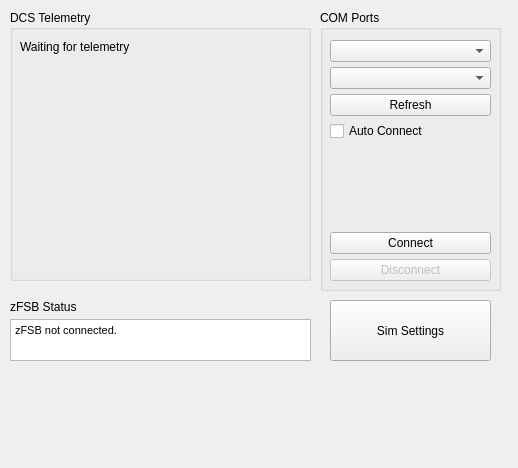
The window that zTelem.ui (zinjguo/zTelem) describes before a commit, drawn with Qt 5.
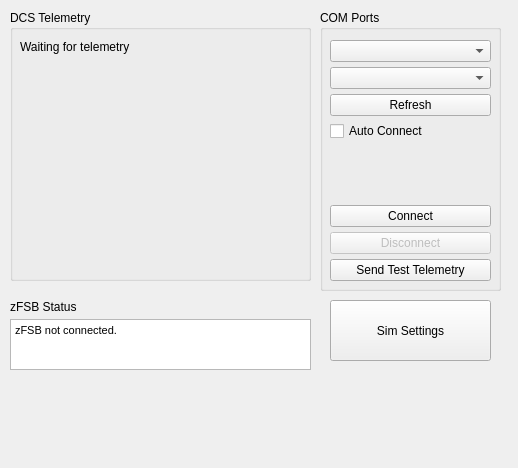
The same window after the commit.

Commit message: Added test telemetry function 	modified:   config.ini 	modified:   main.py 	modified:   serialHandler.py 	modified:   telemManager.py 	modified:   zTelem.ui

```diff
--- a/zTelem.ui
+++ b/zTelem.ui
@@ -119,6 +119,13 @@
         </property>
        </widget>
       </item>
+      <item>
+       <widget class="QPushButton" name="testSend">
+        <property name="text">
+         <string>Send Test Telemetry</string>
+        </property>
+       </widget>
+      </item>
      </layout>
     </widget>
    </widget>
@@ -163,7 +170,7 @@
       <x>10</x>
       <y>300</y>
       <width>301</width>
-      <height>61</height>
+      <height>70</height>
      </rect>
     </property>
     <layout class="QVBoxLayout" name="verticalLayout_2">
@@ -195,9 +202,12 @@
        </property>
        <property name="html">
         <string>&lt;!DOCTYPE HTML PUBLIC &quot;-//W3C//DTD HTML 4.0//EN&quot; &quot;http://www.w3.org/TR/REC-html40/strict.dtd&quot;&gt;
-&lt;html&gt;&lt;head&gt;&lt;meta name=&quot;qrichtext&quot; content=&quot;1&quot; /&gt;&lt;style type=&quot;text/css&quot;&gt;
+&lt;html&gt;&lt;head&gt;&lt;meta name=&quot;qrichtext&quot; content=&quot;1&quot; /&gt;&lt;meta charset=&quot;utf-8&quot; /&gt;&lt;style type=&quot;text/css&quot;&gt;
 p, li { white-space: pre-wrap; }
-&lt;/style&gt;&lt;/head&gt;&lt;body style=&quot; font-family:'MS Shell Dlg 2'; font-size:6pt; font-weight:400; font-style:normal;&quot;&gt;
+hr { height: 1px; border-width: 0; }
+li.unchecked::marker { content: &quot;\2610&quot;; }
+li.checked::marker { content: &quot;\2612&quot;; }
+&lt;/style&gt;&lt;/head&gt;&lt;body style=&quot; font-family:'Segoe UI'; font-size:6pt; font-weight:400; font-style:normal;&quot;&gt;
 &lt;p style=&quot; margin-top:0px; margin-bottom:0px; margin-left:0px; margin-right:0px; -qt-block-indent:0; text-indent:0px;&quot;&gt;&lt;span style=&quot; font-family:'.AppleSystemUIFont'; font-size:8pt;&quot;&gt;zFSB not connected.&lt;/span&gt;&lt;/p&gt;&lt;/body&gt;&lt;/html&gt;</string>
        </property>
       </widget>
```
The commit also changes 4 other files.
